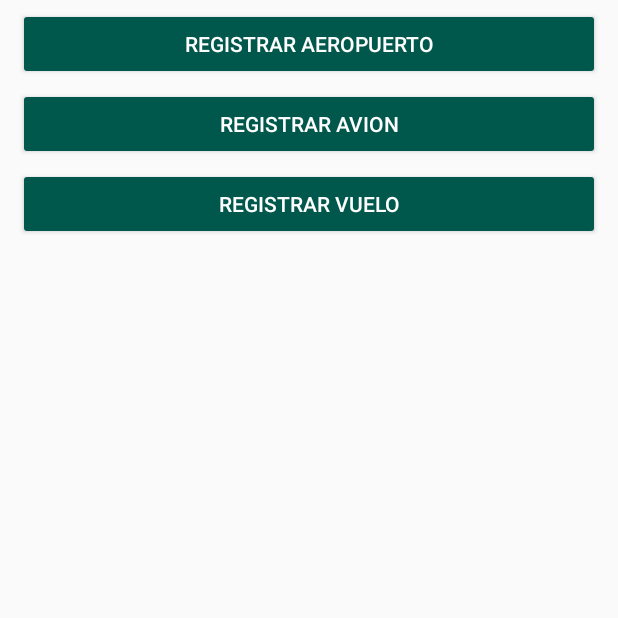
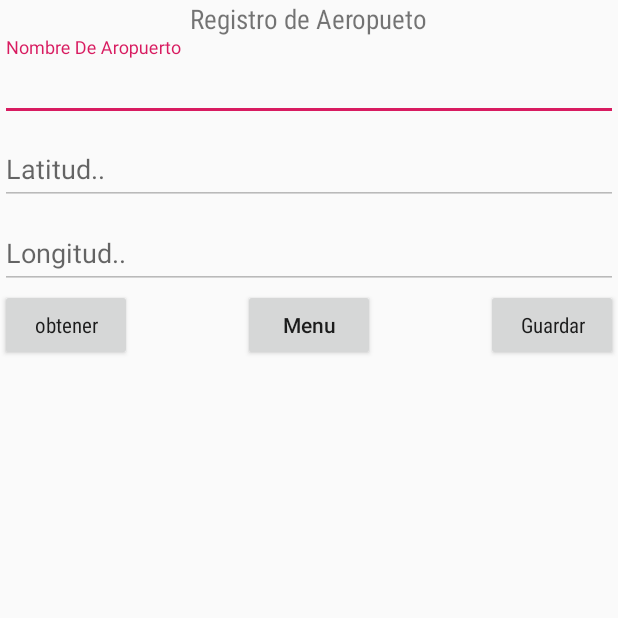
Before and after one commit to bortan01/Aerolinea, an Android app: the HomeRootActivity screen opened directly, with no data from a screen before it, after a tap on "REGISTRAR AEROPUERTO", on a phone screen of 412 x 824 dp, the top half of it. Run offline under Robolectric (Android 15) with nearby library versions, the light colour scheme and no system bars; libraries missing offline, so code that uses them is left out: com.loopj.android, cz.msebera.android; 2 statements that could not run were skipped.

Commit message:
guarda aeropuerto

```diff
--- a/app/build.gradle
+++ b/app/build.gradle
@@ -22,6 +22,8 @@ dependencies {
     implementation fileTree(dir: 'libs', include: ['*.jar'])
     implementation 'com.android.support:appcompat-v7:28.0.0'
     implementation 'com.android.support.constraint:constraint-layout:1.1.3'
+    implementation 'com.loopj.android:android-async-http:1.4.9'
+    implementation 'com.google.android.gms:play-services-maps:16.0.0'
     testImplementation 'junit:junit:4.12'
     androidTestImplementation 'com.android.support.test:runner:1.0.2'
     androidTestImplementation 'com.android.support.test.espresso:espresso-core:3.0.2'
--- a/app/src/main/java/e/miranda/aero/HomeRootActivity.java
+++ b/app/src/main/java/e/miranda/aero/HomeRootActivity.java
@@ -1,5 +1,6 @@
 package e.miranda.aero;
 
+import android.content.Intent;
 import android.support.v7.app.AppCompatActivity;
 import android.os.Bundle;
 import android.view.View;
@@ -13,5 +14,7 @@ public class HomeRootActivity extends AppCompatActivity {
     }
 
     public void crearAerpuperto(View view) {
+        Intent intent = new Intent(this,RegistroAeropuertoActivity.class).addFlags(Intent.FLAG_ACTIVITY_CLEAR_TOP | Intent.FLAG_ACTIVITY_SINGLE_TOP);
+        startActivity(intent);
     }
 }
--- a/app/src/main/java/e/miranda/aero/MainActivity.java
+++ b/app/src/main/java/e/miranda/aero/MainActivity.java
@@ -7,6 +7,9 @@ import android.os.Bundle;
 import android.view.View;
 
 public class MainActivity extends AppCompatActivity {
+    public static double latitud;
+    public static double longitud;
+    public static String opcion;
 
     @Override
     protected void onCreate(Bundle savedInstanceState) {
--- /dev/null
+++ b/app/src/main/java/e/miranda/aero/RegistroAeropuertoActivity.java
@@ -0,0 +1,114 @@
+package e.miranda.aero;
+
+import android.app.AlertDialog;
+import android.app.ProgressDialog;
+import android.content.DialogInterface;
+import android.content.Intent;
+import android.support.design.widget.TextInputLayout;
+import android.support.v7.app.AppCompatActivity;
+import android.os.Bundle;
+import android.view.View;
+
+
+import com.loopj.android.http.RequestParams;
+
+public class RegistroAeropuertoActivity extends AppCompatActivity {
+
+    TextInputLayout nombre,latitud,longitud;
+    conexion conexion;
+    ProgressDialog progress;
+    RequestParams parametros;
+
+    @Override
+    protected void onCreate(Bundle savedInstanceState) {
+        super.onCreate(savedInstanceState);
+        setContentView(R.layout.activity_registro_aeropuerto);
+        conexion = new conexion(this);
+        nombre = findViewById(R.id.nombre);
+        latitud = findViewById(R.id.latitud);
+        longitud = findViewById(R.id.longitud);
+        parametros = new RequestParams();
+
+        latitud.setEnabled(false);
+        longitud.setEnabled(false);
+
+        progress = new ProgressDialog(this);
+        progress.setTitle("titulo");
+        progress.setMessage("espere...");
+        progress.setProgressStyle(ProgressDialog.STYLE_SPINNER);
+        progress.setCancelable(true);
+
+        //  ObtenerDatos("ricardo","consultar");
+
+
+    }
+
+    public void obtener(View view) {
+        Intent intent = new Intent(this,MapsActivity.class);
+        startActivityForResult(intent,1);
+    }
+
+    public void guardarAeropuerto(View view) {
+        if(nombre.getEditText().getText().toString().equals("")){
+            nombre.setError("digite un nombre");
+        }else if(latitud.getEditText().getText().toString().equals("")){
+            latitud.setError("digite la latitud");
+            nombre.setErrorEnabled(false);
+        }else if(longitud.getEditText().getText().toString().equals("")){
+            longitud.setError("digite la longitud");
+            latitud.setErrorEnabled(false);
+        }else {
+
+
+            parametros.put("nombre" , nombre.getEditText().getText().toString());
+            parametros.put("la",latitud.getEditText().getText().toString());
+            parametros.put("lo",longitud.getEditText().getText().toString());
+            parametros.put("accion", "guardarAeropuerto");
+            conexion.escribir(parametros);
+            limpiar();
+        }
+    }
+
+    private void limpiar() {
+        latitud.getEditText().setText("");
+        longitud.getEditText().setText("");
+        nombre.getEditText().setText("");
+
+    }
+
+
+    private void msg(String texto) {
+        AlertDialog.Builder dialogo = new AlertDialog.Builder(this);
+        dialogo.setTitle("INFORMACION");
+        dialogo.setMessage(texto);
+
+
+        dialogo.setPositiveButton("aceptar", new DialogInterface.OnClickListener() {
+            @Override
+            public void onClick(DialogInterface dialog, int which) {
+                ////aqui se pone la accion si da click en aceptar
+            }
+        });
+
+        dialogo.show();
+    }
+
+    @Override
+    protected void onActivityResult(int requestCode, int resultCode, Intent data) {
+        if(requestCode ==1){
+            if(resultCode == RESULT_OK){
+                latitud.getEditText().setText("" + MainActivity.latitud);
+                longitud.getEditText().setText("" + MainActivity.longitud);
+            }
+        }
+
+    }
+
+    public  void menu(View view){
+        Intent intent = new Intent(this , MainActivity.class);
+        startActivity(intent);
+    }
+
+
+
+}
--- /dev/null
+++ b/app/src/main/java/e/miranda/aero/conexion.java
@@ -0,0 +1,58 @@
+package e.miranda.aero;
+
+import android.app.AlertDialog;
+import android.content.Context;
+import android.content.DialogInterface;
+import android.preference.PreferenceActivity;
+
+import com.loopj.android.http.AsyncHttpClient;
+import com.loopj.android.http.AsyncHttpResponseHandler;
+import com.loopj.android.http.RequestParams;
+
+import cz.msebera.android.httpclient.Header;
+
+public  class conexion {
+
+    AsyncHttpClient client ;
+    String url ;
+    Context context;
+
+    public conexion(Context context) {
+        client =  new AsyncHttpClient();
+       //url = "https://www.ma14049.comues.com/proyecto/conexion.php";
+        url = "http://192.168.56.1/proyecto/conexion.php";
+        this.context = context;
+    }
+
+
+    public  void  escribir(RequestParams parametros) {
+
+        client.post(url, parametros, new AsyncHttpResponseHandler() {
+            @Override
+            public void onSuccess(int statusCode, Header[] headers, byte[] responseBody) {
+                msg("datos almacenados");
+            }
+            @Override
+            public void onFailure(int statusCode, Header[] headers, byte[] responseBody, Throwable error) {
+                msg("datos no almacenados");
+            }
+        });
+    }
+
+    private void msg(String texto) {
+        AlertDialog.Builder dialogo = new AlertDialog.Builder(context);
+        dialogo.setTitle("INFORMACION");
+        dialogo.setMessage(texto);
+
+
+        dialogo.setPositiveButton("aceptar", new DialogInterface.OnClickListener() {
+            @Override
+            public void onClick(DialogInterface dialog, int which) {
+                ////aqui se pone la accion si da click en aceptar
+            }
+        });
+
+        dialogo.show();
+    }
+
+}
--- /dev/null
+++ b/app/src/main/res/layout/activity_registro_aeropuerto.xml
@@ -0,0 +1,98 @@
+<?xml version="1.0" encoding="utf-8"?>
+<RelativeLayout
+    xmlns:android="http://schemas.android.com/apk/res/android"
+    xmlns:app="http://schemas.android.com/apk/res-auto"
+    xmlns:tools="http://schemas.android.com/tools"
+    android:layout_width="match_parent"
+    android:layout_height="match_parent"
+    tools:context=".RegistroAeropuertoActivity">
+
+    <TextView
+        android:id="@+id/textView"
+        android:layout_width="wrap_content"
+        android:layout_height="wrap_content"
+        android:layout_alignParentTop="true"
+        android:layout_centerHorizontal="true"
+        android:fontFamily="sans-serif-condensed"
+        android:text="@string/registro_aeropuerto"
+        android:textSize="18sp"
+        />
+
+    <android.support.design.widget.TextInputLayout
+        android:layout_width="match_parent"
+        android:layout_height="wrap_content"
+        android:layout_alignParentStart="true"
+        android:layout_below="@id/textView"
+        android:id="@+id/nombre">
+        <android.support.design.widget.TextInputEditText
+            android:layout_width="match_parent"
+            android:layout_height="wrap_content"
+            android:hint="@string/nombre_aeropuerto" />
+    </android.support.design.widget.TextInputLayout>
+
+
+    <android.support.design.widget.TextInputLayout
+        android:layout_width="match_parent"
+        android:layout_height="wrap_content"
+        android:layout_alignParentStart="true"
+        android:layout_below="@id/nombre"
+        android:id="@+id/latitud">
+        <android.support.design.widget.TextInputEditText
+            android:layout_width="match_parent"
+            android:layout_height="wrap_content"
+            android:hint="Latitud.." />
+    </android.support.design.widget.TextInputLayout>
+
+    <android.support.design.widget.TextInputLayout
+        android:layout_width="match_parent"
+        android:layout_height="wrap_content"
+        android:layout_alignParentStart="true"
+        android:layout_below="@id/latitud"
+        android:id="@+id/longitud">
+        <android.support.design.widget.TextInputEditText
+            android:layout_width="match_parent"
+            android:layout_height="wrap_content"
+            android:hint="Longitud.." />
+    </android.support.design.widget.TextInputLayout>
+
+
+    <Button
+        android:id="@+id/boton4"
+        android:layout_width="wrap_content"
+        android:layout_height="wrap_content"
+        android:layout_alignParentStart="true"
+        android:layout_below="@+id/longitud"
+        android:fontFamily="sans-serif-condensed"
+        android:onClick="obtener"
+        android:text="obtener"
+        android:textAllCaps="false"
+        />
+
+    <Button
+        android:id="@+id/boton5"
+        android:layout_width="wrap_content"
+        android:layout_height="wrap_content"
+        android:layout_alignParentEnd="true"
+        android:layout_below="@+id/longitud"
+        android:fontFamily="sans-serif-condensed"
+        android:onClick="guardarAeropuerto"
+        android:text="Guardar"
+        android:textAllCaps="false"
+        />
+
+
+    <Button
+        android:id="@+id/boton7"
+        android:layout_width="wrap_content"
+        android:layout_height="wrap_content"
+        android:layout_below="@id/longitud"
+        android:layout_centerHorizontal="true"
+        android:text="Menu"
+        android:textAllCaps="false"
+        android:onClick="MenuRoot"
+        />
+
+
+
+
+</RelativeLayout>
--- a/app/src/main/res/values/strings.xml
+++ b/app/src/main/res/values/strings.xml
@@ -28,5 +28,8 @@
     <string name="crear_aeropuerto">Registrar Aeropuerto</string>
     <string name="registrar_avion">Registrar Avion</string>
     <string name="registrar_vuelo">Registrar Vuelo</string>
+    <string name="registro_aeropuerto">Registro de Aeropueto</string>
+    <string name="nombre_aeropuerto">Nombre De Aropuerto</string>
+    <string name="title_activity_maps">Map</string>
 
 </resources>
```
Also changed, not shown: app/src/debug/res/values/google_maps_api.xml (added, +24 -0 lines), app/src/main/AndroidManifest.xml (+21 -1 lines), app/src/main/java/e/miranda/aero/MapsActivity.java (added, +131 -0 lines), app/src/main/res/layout/activity_maps.xml (added, +9 -0 lines), 1 other file.
